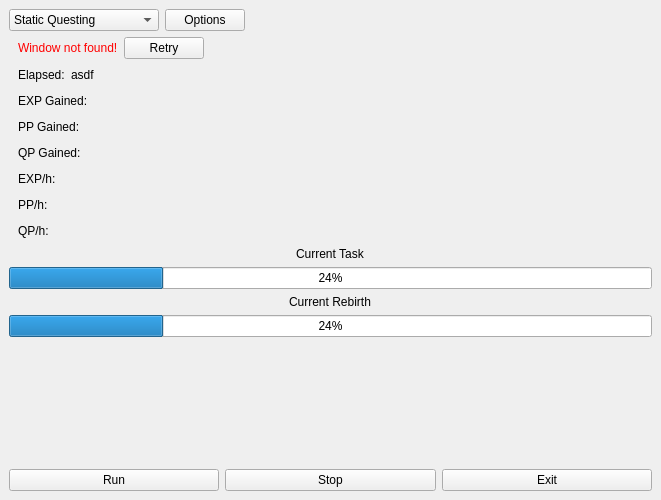
First picture: the form in design/design.ui, repository kujan/NGU-scripts, before the edit.
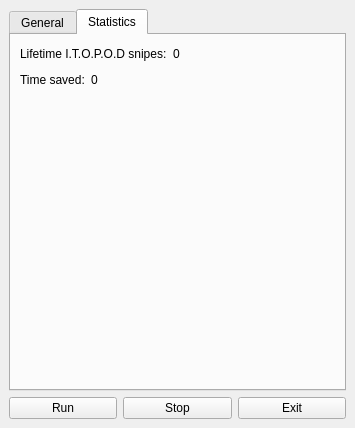
Second picture: the form after the edit.

What changed in the file:
```diff
--- a/design/design.ui
+++ b/design/design.ui
@@ -6,8 +6,8 @@
    <rect>
     <x>0</x>
     <y>0</y>
-    <width>661</width>
-    <height>500</height>
+    <width>355</width>
+    <height>428</height>
    </rect>
   </property>
   <property name="windowTitle">
@@ -28,6 +28,16 @@
      <number>9</number>
     </property>
     <item>
+     <widget class="QTabWidget" name="tabWidget">
+      <property name="currentIndex">
+       <number>1</number>
+      </property>
+      <widget class="QWidget" name="tab_1">
+       <attribute name="title">
+        <string>General</string>
+       </attribute>
+       <layout class="QVBoxLayout" name="verticalLayout_3">
+        <item>
      <layout class="QVBoxLayout" name="v_container">
       <item>
        <widget class="QWidget" name="w_combo_run" native="true">
@@ -553,6 +563,96 @@
        </spacer>
       </item>
      </layout>
+        </item>
+       </layout>
+      </widget>
+      <widget class="QWidget" name="tab_3">
+       <attribute name="title">
+        <string>Statistics</string>
+       </attribute>
+       <layout class="QHBoxLayout" name="horizontalLayout_4">
+        <item>
+         <layout class="QVBoxLayout" name="verticalLayout_2">
+          <item>
+           <layout class="QHBoxLayout" name="horizontalLayout_3">
+            <item>
+             <widget class="QLabel" name="label">
+              <property name="text">
+               <string>Lifetime I.T.O.P.O.D snipes:</string>
+              </property>
+             </widget>
+            </item>
+            <item>
+             <widget class="QLabel" name="lifetime_itopod_kills_data">
+              <property name="text">
+               <string>0</string>
+              </property>
+             </widget>
+            </item>
+            <item>
+             <spacer name="horizontalSpacer_11">
+              <property name="orientation">
+               <enum>Qt::Horizontal</enum>
+              </property>
+              <property name="sizeHint" stdset="0">
+               <size>
+                <width>40</width>
+                <height>20</height>
+               </size>
+              </property>
+             </spacer>
+            </item>
+           </layout>
+          </item>
+          <item>
+           <layout class="QHBoxLayout" name="horizontalLayout_5">
+            <item>
+             <widget class="QLabel" name="label_2">
+              <property name="text">
+               <string>Time saved:</string>
+              </property>
+             </widget>
+            </item>
+            <item>
+             <widget class="QLabel" name="lifetime_itopod_time_saved_data">
+              <property name="text">
+               <string>0</string>
+              </property>
+             </widget>
+            </item>
+            <item>
+             <spacer name="horizontalSpacer_10">
+              <property name="orientation">
+               <enum>Qt::Horizontal</enum>
+              </property>
+              <property name="sizeHint" stdset="0">
+               <size>
+                <width>40</width>
+                <height>20</height>
+               </size>
+              </property>
+             </spacer>
+            </item>
+           </layout>
+          </item>
+          <item>
+           <spacer name="verticalSpacer_2">
+            <property name="orientation">
+             <enum>Qt::Vertical</enum>
+            </property>
+            <property name="sizeHint" stdset="0">
+             <size>
+              <width>20</width>
+              <height>40</height>
+             </size>
+            </property>
+           </spacer>
+          </item>
+         </layout>
+        </item>
+       </layout>
+      </widget>
+     </widget>
     </item>
     <item>
      <layout class="QHBoxLayout" name="horizontalLayout">
```
Lines whose indentation alone changed are shown as unchanged.
